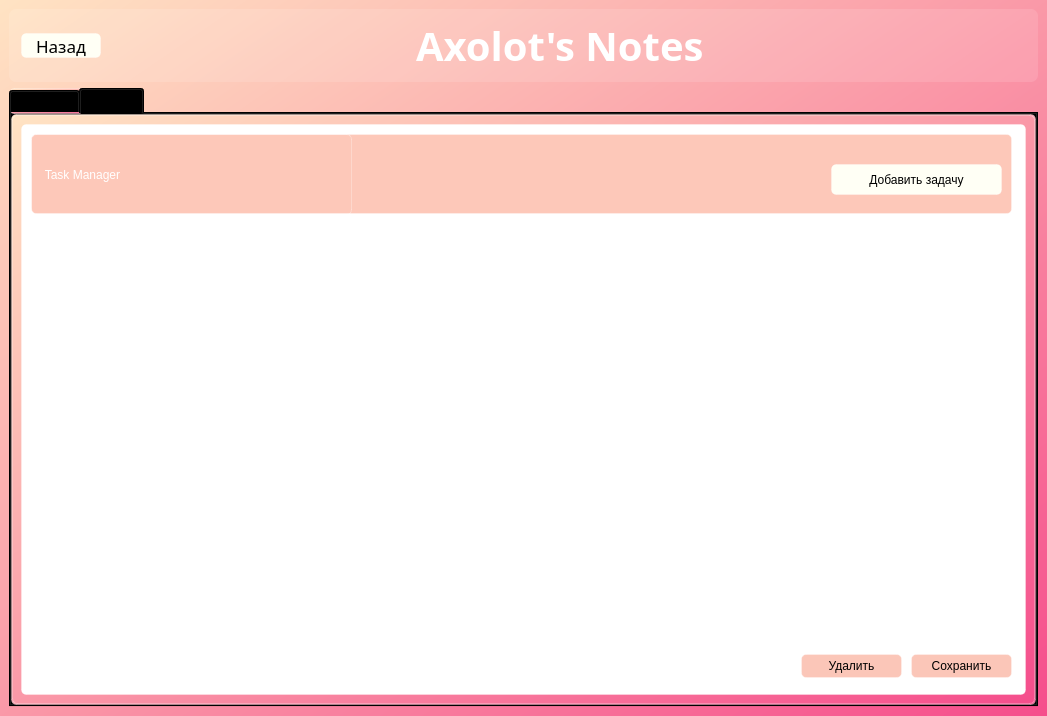
Ephirious/Notes-TaskManager, file Interface_files/MainWNotes.ui: the form before one commit.
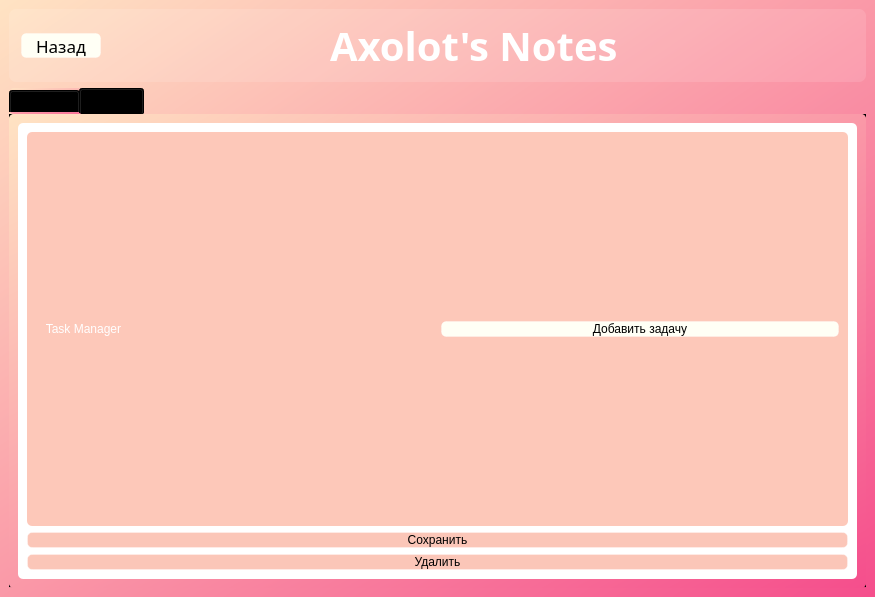
The form after the commit. The open tabs and pages were chosen to show the change. Icons and pictures are not drawn.

```diff
--- a/Interface_files/MainWNotes.ui
+++ b/Interface_files/MainWNotes.ui
@@ -6,8 +6,8 @@
    <rect>
     <x>0</x>
     <y>0</y>
-    <width>1047</width>
-    <height>716</height>
+    <width>875</width>
+    <height>597</height>
    </rect>
   </property>
   <property name="windowTitle">
@@ -177,10 +177,9 @@
     <item>
      <widget class="QTabWidget" name="tabWidget">
       <property name="styleSheet">
-       <string notr="true">border: 1px solid rgba(255, 255, 255, 70);
-border-radius: 5px;
-font: 13pt &quot;Sitka&quot;;
-color: black;
+       <string notr="true">border-radius: 5px;
+font: 11pt &quot;Sitka&quot;;
+
 </string>
       </property>
       <property name="currentIndex">
@@ -557,15 +556,9 @@
           <property name="frameShadow">
            <enum>QFrame::Shadow::Raised</enum>
           </property>
+          <layout class="QVBoxLayout" name="verticalLayout_4">
+           <item>
           <widget class="QFrame" name="frame_3">
-           <property name="geometry">
-            <rect>
-             <x>10</x>
-             <y>10</y>
-             <width>981</width>
-             <height>80</height>
-            </rect>
-           </property>
            <property name="styleSheet">
             <string notr="true">background-color: rgb(253, 200, 185)</string>
            </property>
@@ -575,15 +568,9 @@
            <property name="frameShadow">
             <enum>QFrame::Shadow::Raised</enum>
            </property>
+             <layout class="QHBoxLayout" name="horizontalLayout_5">
+              <item>
            <widget class="QLabel" name="label_2">
-            <property name="geometry">
-             <rect>
-              <x>0</x>
-              <y>0</y>
-              <width>321</width>
-              <height>81</height>
-             </rect>
-            </property>
             <property name="styleSheet">
              <string notr="true">font: 20pt &quot;Ravie&quot;;
 background-color: none;
@@ -594,15 +581,9 @@
              <string>   Task Manager</string>
             </property>
            </widget>
+              </item>
+              <item>
            <widget class="QPushButton" name="pushButton">
-            <property name="geometry">
-             <rect>
-              <x>800</x>
-              <y>30</y>
-              <width>171</width>
-              <height>31</height>
-             </rect>
-            </property>
             <property name="styleSheet">
              <string notr="true">QPushButton {
 background-color: rgb(255, 255, 245);
@@ -623,45 +604,12 @@
              <string>Добавить задачу</string>
             </property>
            </widget>
-          </widget>
-          <widget class="QPushButton" name="pushButton_2">
-           <property name="geometry">
-            <rect>
-             <x>780</x>
-             <y>530</y>
-             <width>101</width>
-             <height>24</height>
-            </rect>
-           </property>
-           <property name="styleSheet">
-            <string notr="true">QPushButton {
-background-color: rgb(251, 198, 184);
-border: 1px solid rgba(255, 255, 255, 70);
-border-radius: 5px;
-font: 13pt &quot;Sitka&quot;;
-color: black;
-}
-QPushButton:hover {
-background-color: rgb(209, 164, 153);
-}
-
-QPushButton:pressed {
-background-color: rgb(251, 198, 184);
-}</string>
-           </property>
-           <property name="text">
-            <string>Удалить</string>
-           </property>
-          </widget>
+              </item>
+             </layout>
+            </widget>
+           </item>
+           <item>
           <widget class="QPushButton" name="pushButton_3">
-           <property name="geometry">
-            <rect>
-             <x>890</x>
-             <y>530</y>
-             <width>101</width>
-             <height>24</height>
-            </rect>
-           </property>
            <property name="styleSheet">
             <string notr="true">QPushButton {
 background-color: rgb(251, 198, 184);
@@ -682,6 +630,31 @@
             <string>Сохранить</string>
            </property>
           </widget>
+           </item>
+           <item>
+            <widget class="QPushButton" name="pushButton_2">
+             <property name="styleSheet">
+              <string notr="true">QPushButton {
+background-color: rgb(251, 198, 184);
+border: 1px solid rgba(255, 255, 255, 70);
+border-radius: 5px;
+font: 13pt &quot;Sitka&quot;;
+color: black;
+}
+QPushButton:hover {
+background-color: rgb(209, 164, 153);
+}
+
+QPushButton:pressed {
+background-color: rgb(251, 198, 184);
+}</string>
+             </property>
+             <property name="text">
+              <string>Удалить</string>
+             </property>
+            </widget>
+           </item>
+          </layout>
          </widget>
         </item>
        </layout>
```
Left out of the diff: 67 changed lines with no effect on the pictures. Lines whose indentation alone changed are shown as unchanged.
